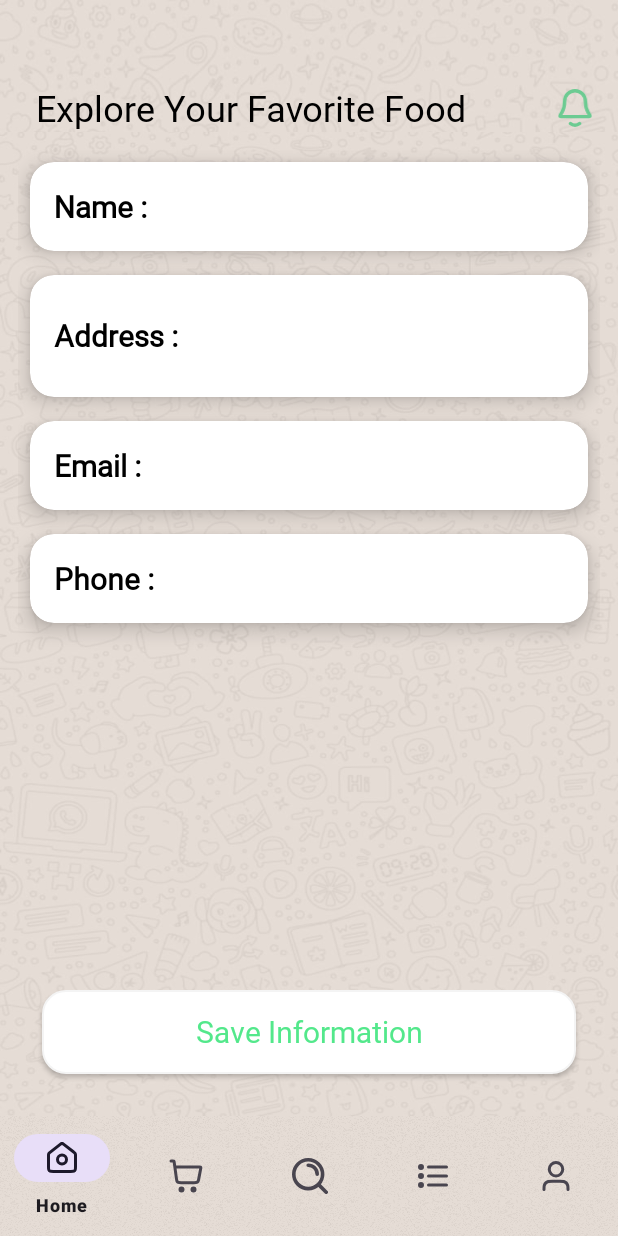
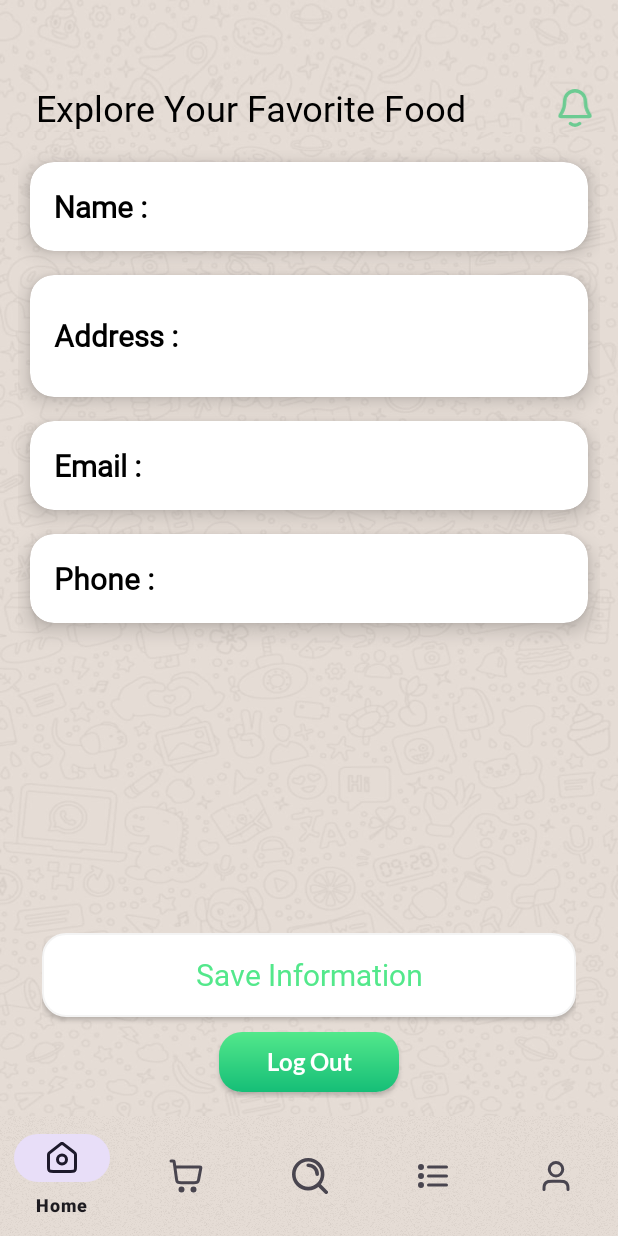
Before and after one commit to Yuvi9552/Waves-Of-Food, an Android app: the fragment ProfileFragment placed in its activity, on a phone screen of 412 x 824 dp. Run offline under Robolectric (Android 15) with nearby library versions, the phone set to English and light mode, and no system bars; our stand-ins replace Firebase (no records; nobody signed in at launch, a user with empty details on screens opened directly); libraries missing offline, so code that uses them is left out: com.denzcoskun.imageslider; pictures from the network do not load; 3 statements that could not run were skipped.

Commit message:
Log Out Feature is added

```diff
--- a/app/src/main/AndroidManifest.xml
+++ b/app/src/main/AndroidManifest.xml
@@ -1,7 +1,6 @@
 <?xml version="1.0" encoding="utf-8"?>
 <manifest xmlns:android="http://schemas.android.com/apk/res/android"
     xmlns:tools="http://schemas.android.com/tools">
-
     <!-- Location Permissions -->
     <uses-permission android:name="android.permission.ACCESS_FINE_LOCATION" />
     <uses-permission android:name="android.permission.ACCESS_COARSE_LOCATION" />
@@ -16,7 +15,6 @@
         android:supportsRtl="true"
         android:theme="@style/Theme.WavesOfFood"
         tools:targetApi="31">
-
         <activity
             android:name=".CartActivity"
             android:exported="false" />
@@ -41,7 +39,6 @@
         <activity
             android:name=".StartActivity"
             android:exported="false" />
-
         <activity
             android:name=".Splash_Screen"
             android:exported="true">
@@ -51,12 +48,10 @@
                 <category android:name="android.intent.category.LAUNCHER" />
             </intent-filter>
         </activity>
-
         <activity
             android:name=".MainActivity"
             android:exported="true"
             android:windowSoftInputMode="adjustPan" />
-
     </application>
 
 </manifest>
--- a/app/src/main/res/layout/activity_signin.xml
+++ b/app/src/main/res/layout/activity_signin.xml
@@ -22,8 +22,8 @@
 
     <androidx.appcompat.widget.AppCompatButton
         android:id="@+id/creataccountbutton"
-        android:layout_width="152dp"
-        android:layout_height="57dp"
+        android:layout_width="170dp"
+        android:layout_height="52dp"
         android:layout_marginTop="16dp"
         android:background="@drawable/greenbutton"
         android:fontFamily="@font/lato_bold"
--- a/app/src/main/res/layout/fragment_profile.xml
+++ b/app/src/main/res/layout/fragment_profile.xml
@@ -10,9 +10,9 @@
         android:layout_width="match_parent"
         android:layout_height="match_parent"
         android:orientation="vertical"
-        android:paddingBottom="80dp">
+        android:paddingBottom="160dp">
 
-        <!-- Card Template Start -->
+        <!-- Name -->
         <androidx.cardview.widget.CardView
             android:layout_width="match_parent"
             android:layout_height="wrap_content"
@@ -175,18 +175,43 @@
         </androidx.cardview.widget.CardView>
     </LinearLayout>
 
+    <!-- Button Section at Bottom -->
+    <LinearLayout
+        android:layout_width="match_parent"
+        android:layout_height="130dp"
+        android:layout_gravity="bottom"
+        android:layout_marginBottom="0dp"
+        android:orientation="vertical"
+        android:paddingHorizontal="16dp">
+
         <!-- Save Button -->
         <androidx.appcompat.widget.AppCompatButton
             android:id="@+id/profilesavebuttonid"
             android:layout_width="match_parent"
             android:layout_height="56dp"
-        android:layout_gravity="bottom"
-        android:layout_margin="16dp"
+            android:layout_marginTop="20dp"
+            android:layout_marginBottom="8dp"
+            android:background="@drawable/proceedbutton"
+            android:elevation="6dp"
+            android:fontFamily="@font/yeonsung_regular"
             android:text="Save Information"
-        android:textSize="20sp"
+            android:textAllCaps="false"
             android:textColor="@color/green"
-        android:fontFamily="@font/yeonsung_regular"
+            android:textSize="20sp" />
+
+        <!-- Next Button -->
+        <androidx.appcompat.widget.AppCompatButton
+            android:id="@+id/logoutbutton"
+            android:layout_width="120dp"
+            android:layout_height="40dp"
+            android:layout_gravity="center"
+            android:layout_marginTop="2dp"
+            android:background="@drawable/greenbutton"
+            android:elevation="6dp"
+            android:fontFamily="@font/lato_bold"
+            android:text="Log Out"
             android:textAllCaps="false"
-        android:background="@drawable/proceedbutton"
-        android:elevation="6dp" />
+            android:textColor="@color/white"
+            android:textSize="16sp" />
+    </LinearLayout>
 </FrameLayout>
```
Also changed, not shown: app/src/main/java/com/example/wavesoffood/ChooseLocation.kt (+10 -6 lines), app/src/main/java/com/example/wavesoffood/Fragment/ProfileFragment.kt (+10 -5 lines), app/src/main/java/com/example/wavesoffood/LoginActivity.kt (+26 -4 lines), app/src/main/java/com/example/wavesoffood/SigninActivity.kt (+21 -5 lines). Lines whose indentation alone changed are shown as unchanged.
